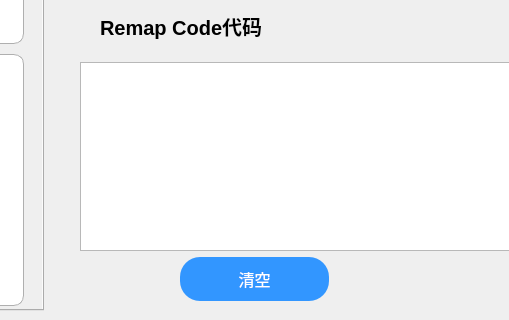
This is visualizationSrc/qtUI/cardDetailsModel.ui in NWYLZW/A-Language-IDE as Qt 5 draws it before an edit; both pictures show x 318 to 827 and y 320 to 640 of the 1120 by 640 pixel window. The edited form follows.
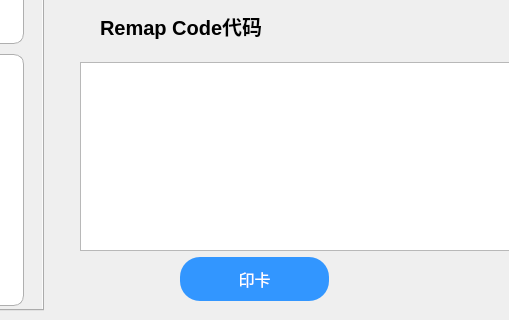
This is the edited form.

What changed in the file:
```diff
--- a/visualizationSrc/qtUI/cardDetailsModel.ui
+++ b/visualizationSrc/qtUI/cardDetailsModel.ui
@@ -428,7 +428,7 @@
 border-radius:20px;</string>
           </property>
           <property name="text">
-           <string>清空</string>
+           <string>印卡</string>
           </property>
          </widget>
         </item>
```
